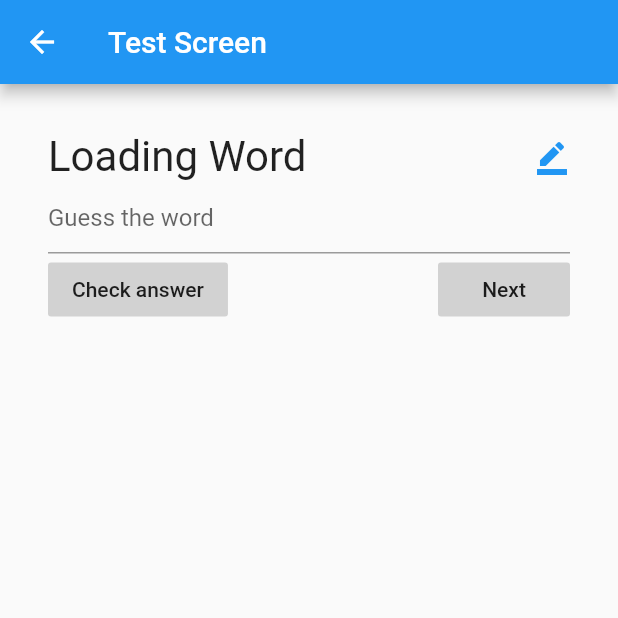
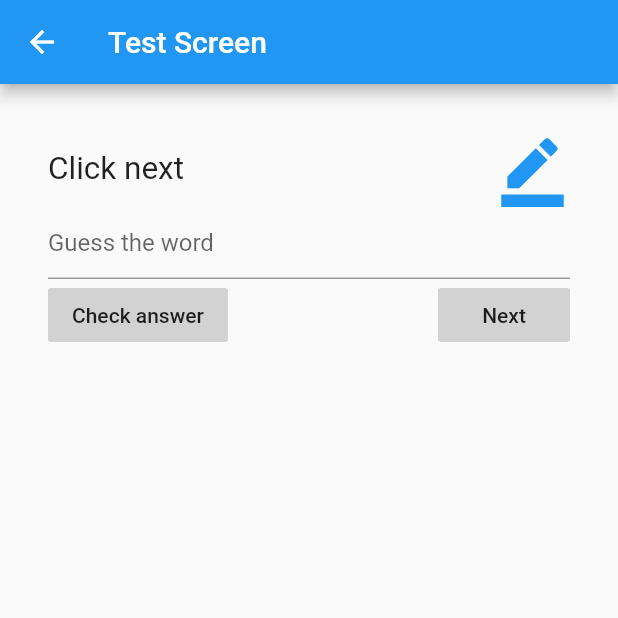
Before and after one commit to Bardo91/nihongo_goi_2, a Flutter app: the screen it shows after launch, after a tap on "テスト - Test", on a phone screen of 412 x 824 dp, the top half of it. Run offline on Flutter 3.47's test engine with Material 2 defaults, Android fonts, the phone set to English and light mode, and no system bars; our stand-ins replace confetti, sqflite; accounts and stored records are empty.

Commit message:
Added more terms to database. Added more things to list.

```diff
--- a/lib/Nihongogoi2Database.dart
+++ b/lib/Nihongogoi2Database.dart
@@ -9,21 +9,13 @@ import 'package:sqflite/sqflite.dart';
 
 import 'package:path_provider/path_provider.dart';
 
-class KanjiEntry {
+class VocabularyEntry {
   final String kanji;
   final String hiragana;
   final String spanish;
 
-  KanjiEntry({this.kanji, this.hiragana, this.spanish});
+  VocabularyEntry({this.kanji, this.hiragana, this.spanish});
 }
-
-class VocabularyEntry {
-  final String hiragana;
-  final String spanish;
-
-  VocabularyEntry({this.hiragana, this.spanish});
-}
-
 
 class Nihongogoi2Database{
 
@@ -53,7 +45,7 @@ class Nihongogoi2Database{
     database = await openDatabase(path);
   }
 
-  Future<List<KanjiEntry>> getAllKanjis() async{
+  Future<List<VocabularyEntry>> getAllKanjis() async{
     // Get a reference to the database.
 
     // Query the table for all The Dogs.
@@ -61,7 +53,7 @@ class Nihongogoi2Database{
 
     // Convert the List<Map<String, dynamic> into a List<Dog>.
     return List.generate(maps.length, (i) {
-      return KanjiEntry(
+      return VocabularyEntry(
         kanji: maps[i]['kanji'],
         hiragana: maps[i]['hiragana'],
         spanish: maps[i]['spanish'],
@@ -84,4 +76,37 @@ class Nihongogoi2Database{
     });
   }
 
+
+  Future<List<VocabularyEntry>> getWeekDays() async{
+    // Get a reference to the database.
+
+    // Query the table for all The Dogs.
+    final  List<Map<String, dynamic>> maps = await database.query('weekdays');
+
+    // Convert the List<Map<String, dynamic> into a List<Dog>.
+    return List.generate(maps.length, (i) {
+      return VocabularyEntry(
+        kanji: maps[i]['kanji'],
+        hiragana: maps[i]['hiragana'],
+        spanish: maps[i]['spanish'],
+      );
+    });
+
+  }
+
+    Future<List<VocabularyEntry>> getMonth() async{
+      // Get a reference to the database.
+
+      // Query the table for all The Dogs.
+      final  List<Map<String, dynamic>> maps = await database.query('month_days');
+
+      // Convert the List<Map<String, dynamic> into a List<Dog>.
+      return List.generate(maps.length, (i) {
+        return VocabularyEntry(
+          hiragana: maps[i]['hiragana'],
+          spanish: maps[i]['spanish'],
+        );
+      });
+  }
+
 }
--- a/lib/TestScreen.dart
+++ b/lib/TestScreen.dart
@@ -1,8 +1,12 @@
 
+
+import 'dart:math';
 
 import 'package:flutter/material.dart';
 
 import 'Nihongogoi2Database.dart';
+import 'package:confetti/confetti.dart';
+import 'package:flutter/material.dart';
 
 class TestScreen extends StatefulWidget {
   TestScreen(_kanjis, _vocabulary){
@@ -13,11 +17,18 @@ class TestScreen extends StatefulWidget {
   @override
   _TestScreenState createState() => _TestScreenState(kanjisFuture, vocabularyFuture);
 
-  Future<List<KanjiEntry>> kanjisFuture;
+  Future<List<VocabularyEntry>> kanjisFuture;
   Future<List<VocabularyEntry>> vocabularyFuture;
 }
 
 class _TestScreenState extends State<TestScreen> {
+  ConfettiController _controllerCenter = ConfettiController(duration: const Duration(seconds: 2));
+  @override
+  void dispose() {
+    _controllerCenter.dispose();
+    super.dispose();
+  }
+
   _TestScreenState(_kanjis, _vocabulary){
     kanjisFuture = _kanjis;
     vocabularyFuture = _vocabulary;
@@ -33,10 +44,14 @@ class _TestScreenState extends State<TestScreen> {
     });
   }
 
-  String currentWord = "Loading Word";
+  String currentWord = "Click next";
   String currentAnswer = "iam";
   String currentGuess = "";
   int statusAnswer = 0;
+  static var _random = new Random();
+
+  final TextEditingController tec = TextEditingController();
+
   @override
   Widget build(BuildContext context) {
     return Scaffold(
@@ -47,15 +62,34 @@ class _TestScreenState extends State<TestScreen> {
         padding: const EdgeInsets.all(32),
         child: Column(
           children: [
+            //CENTER -- Blast
+            Align(
+              alignment: Alignment.center,
+              child: ConfettiWidget(
+                confettiController: _controllerCenter,
+                blastDirectionality: BlastDirectionality
+                    .explosive, // don't specify a direction, blast randomly
+                shouldLoop:
+                true, // start again as soon as the animation is finished
+                colors: const [
+                  Colors.green,
+                  Colors.blue,
+                  Colors.pink,
+                  Colors.orange,
+                  Colors.purple
+                ], // manually specify the colors to be used
+              ),
+            ),
             Container(
               child: Row(
                 mainAxisAlignment: MainAxisAlignment.center,
                 children: [
-                  Text(currentWord, textScaleFactor: 2),
+                  Text(currentWord, textScaleFactor: 1.5),
                   Spacer(),
                   Icon(
                       statusAnswer==0?Icons.border_color:statusAnswer==1?Icons.check:Icons.clear,
-                      color: statusAnswer==0?Colors.blue:statusAnswer==1?Colors.green:Colors.red),
+                      color: statusAnswer==0?Colors.blue:statusAnswer==1?Colors.green:Colors.red,
+                      size: 50,),
                 ],
               )
             ),
@@ -64,6 +98,7 @@ class _TestScreenState extends State<TestScreen> {
                 hintText: "Guess the word",
               ),
               onChanged: (text) => currentGuess=text,
+              controller: tec,
             ),
             Row(
               mainAxisAlignment: MainAxisAlignment.center,
@@ -88,21 +123,47 @@ class _TestScreenState extends State<TestScreen> {
   }
 
   void _checkAnswer(){
-    if(currentAnswer == currentGuess){
+    if(currentAnswer.toLowerCase() == currentGuess.toLowerCase()){
+      statusAnswer = 1;
+      _controllerCenter.play();
       print("well done!");
-    }else{
+    } else{
+      statusAnswer = 2;
       print("not yet answer is: "+currentAnswer + " you gave " + currentGuess);
+      currentWord = currentAnswer;
     }
+    setState(() {});
   }
 
   void _newRandomWord(){
+   _controllerCenter.stop();
+    statusAnswer = 0;
+    if(_random.nextInt(2)==0){ // kanji
+      if(kanjis != null && kanjis.length!=0){
+        int index = _random.nextInt(kanjis.length);
+        VocabularyEntry entry = kanjis[index];
+        currentWord = entry.kanji;
+        currentGuess = "";
+        currentAnswer = entry.spanish;
+      }
+    }else{ // vocabulary
+      if(vocabulary!= null && vocabulary.length!=0){
+        int index = _random.nextInt(vocabulary.length);
+        VocabularyEntry entry = vocabulary[index];
+        currentWord = entry.hiragana;
+        currentGuess = "";
+        currentAnswer = entry.spanish;
+      }
 
-    setState(() {});
+    }
+    setState(() {
+      tec.clear();
+    });
   }
 
-  Future<List<KanjiEntry>> kanjisFuture;
-  List<KanjiEntry> kanjis;
+  Future<List<VocabularyEntry>> kanjisFuture;
+  List<VocabularyEntry> kanjis=[];
   Future<List<VocabularyEntry>> vocabularyFuture;
-  List<VocabularyEntry> vocabulary;
+  List<VocabularyEntry> vocabulary=[];
 
 }
--- a/lib/main.dart
+++ b/lib/main.dart
@@ -14,7 +14,7 @@ class MyApp extends StatelessWidget {
   @override
   Widget build(BuildContext context) {
     return MaterialApp(
-      title: '日本語　ごい　２',
+      title: '日本語　２',
       theme: ThemeData(
         primarySwatch: Colors.blue,
       ),
@@ -38,6 +38,13 @@ class HomePage extends StatelessWidget {
       body: ListView(
         children: [
           ListTile(
+            title: Text( "テスト - Test"),
+            onTap: _openTestScreen,
+          ),
+          Divider(
+            thickness: 2,
+          ),
+          ListTile(
             title: Text( "かんじ - Kanji"),
             onTap: _openKanjiScreen,
           ),
@@ -52,14 +59,35 @@ class HomePage extends StatelessWidget {
             thickness: 2,
           ),
           ListTile(
-            title: Text( "テスト - Test"),
-            onTap: _openTestScreen,
+          title: Text( "ようび - Weekdays"),
+            onTap: _openWeekdayscreen,
+          ),
+          Divider(
+            thickness: 2,
+          ),
+          ListTile(
+            title: Text( "日　- Month days"),
+            onTap: _openMonthcreen,
+          ),
+          Divider(
+            thickness: 2,
+          ),
+          ListTile(
+            title: Text( "Contadores - WIP"),
+            enabled: false,
           ),
           Divider(
             thickness: 2,
           ),
         ],
       )
+    );
+  }
+
+  void _openTestScreen(){
+    Navigator.push(
+      _context,
+      MaterialPageRoute(builder: (context) => TestScreen(database.getAllKanjis(), database.getAllVocabulary())),
     );
   }
 
@@ -78,10 +106,18 @@ class HomePage extends StatelessWidget {
     );
   }
 
-  void _openTestScreen(){
+  void _openWeekdayscreen(){
     Navigator.push(
       _context,
-      MaterialPageRoute(builder: (context) => TestScreen(database.getAllKanjis(), database.getAllVocabulary())),
+      MaterialPageRoute(builder: (context) => KanjiScreen(database.getWeekDays())),
     );
   }
+
+  void _openMonthcreen(){
+    Navigator.push(
+      _context,
+      MaterialPageRoute(builder: (context) => VocabularyScreen(database.getMonth())),
+    );
+  }
+
 }
--- a/pubspec.yaml
+++ b/pubspec.yaml
@@ -30,6 +30,7 @@ dependencies:
   permission_handler: ^4.4.0+hotfix.2
   open_file: ^3.0.1
   flutter_local_notifications: ^1.3.0
+  confetti: ^0.5.4+1
 
   # The following adds the Cupertino Icons font to your application.
   # Use with the CupertinoIcons class for iOS style icons.
```
Also changed, not shown: lib/KanjiScreen.dart (+4 -4 lines), pubspec.lock, 1 other file.
